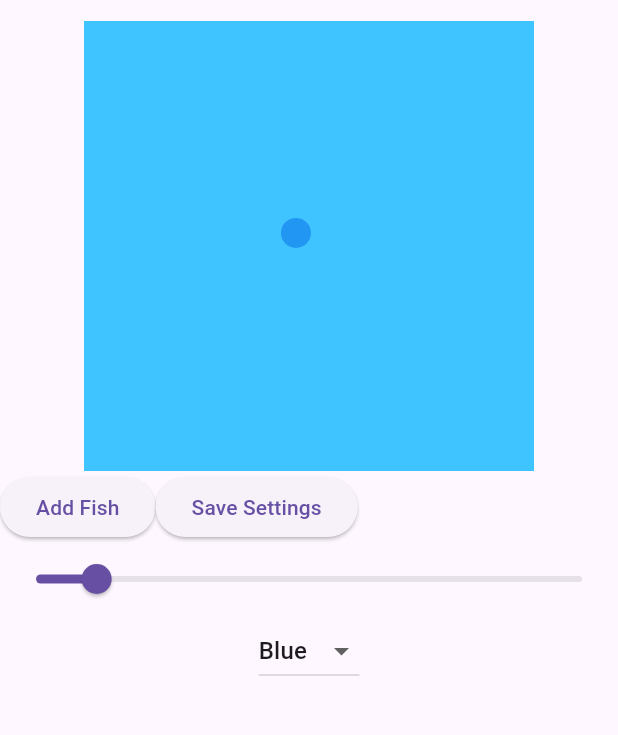
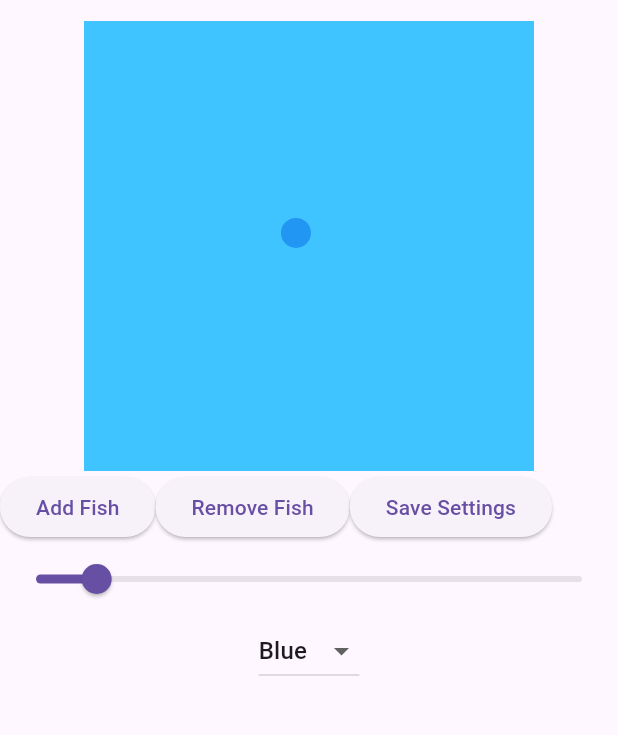
Before and after one commit to JackyZheng070102/class_activitiy_5v2, a Flutter app: the screen it shows after launch, after a tap on "Add Fish", on a phone screen of 412 x 824 dp, the part 63-798 px from its top. Run offline on Flutter 3.47's test engine with Material 3 defaults, Android fonts, the phone set to English and light mode, and no system bars.

Commit message:
Add fish limit functionality and optional removal feature

```diff
--- a/lib/main.dart
+++ b/lib/main.dart
@@ -73,6 +73,8 @@ class _AquariumPageState extends State<AquariumPage> {
             children: [
               // Button to add a new fish
               ElevatedButton(onPressed: _addFish, child: Text('Add Fish')),
+              // Button to remove the last fish
+              ElevatedButton(onPressed: _removeFish, child: Text('Remove Fish')),
               ElevatedButton(onPressed: _saveSettings, child: Text('Save Settings')),
             ],
           ),
@@ -109,10 +111,29 @@ class _AquariumPageState extends State<AquariumPage> {
   }
 
   void _addFish() {
+    // Limit the number of fish to 10
     if (fishList.length < 10) {
       setState(() {
         fishList.add(Fish(color: selectedColor, speed: speed));
       });
+    } else {
+      // Display a message when the fish limit is reached
+      ScaffoldMessenger.of(context).showSnackBar(
+        SnackBar(content: Text('Fish limit reached!')),
+      );
+    }
+  }
+
+  void _removeFish() {
+    if (fishList.isNotEmpty) {
+      setState(() {
+        fishList.removeLast(); // Removes the last fish added
+      });
+    } else {
+      // Display a message when there are no fish to remove
+      ScaffoldMessenger.of(context).showSnackBar(
+        SnackBar(content: Text('No fish to remove!')),
+      );
     }
   }
 
```
